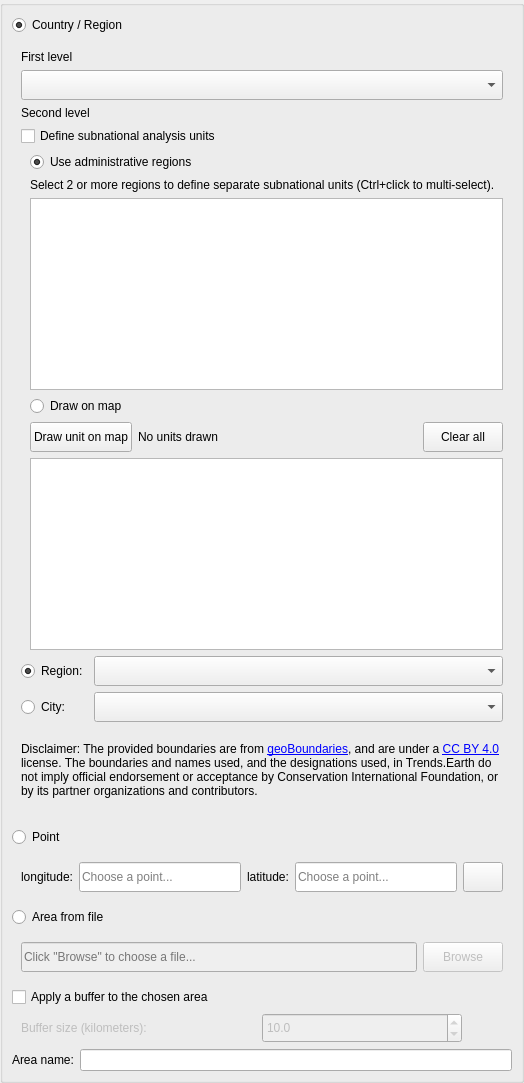
Before: the Qt Designer form LDMP/gui/WidgetSelectArea.ui in ConservationInternational/trends.earth, drawn with Qt 5.
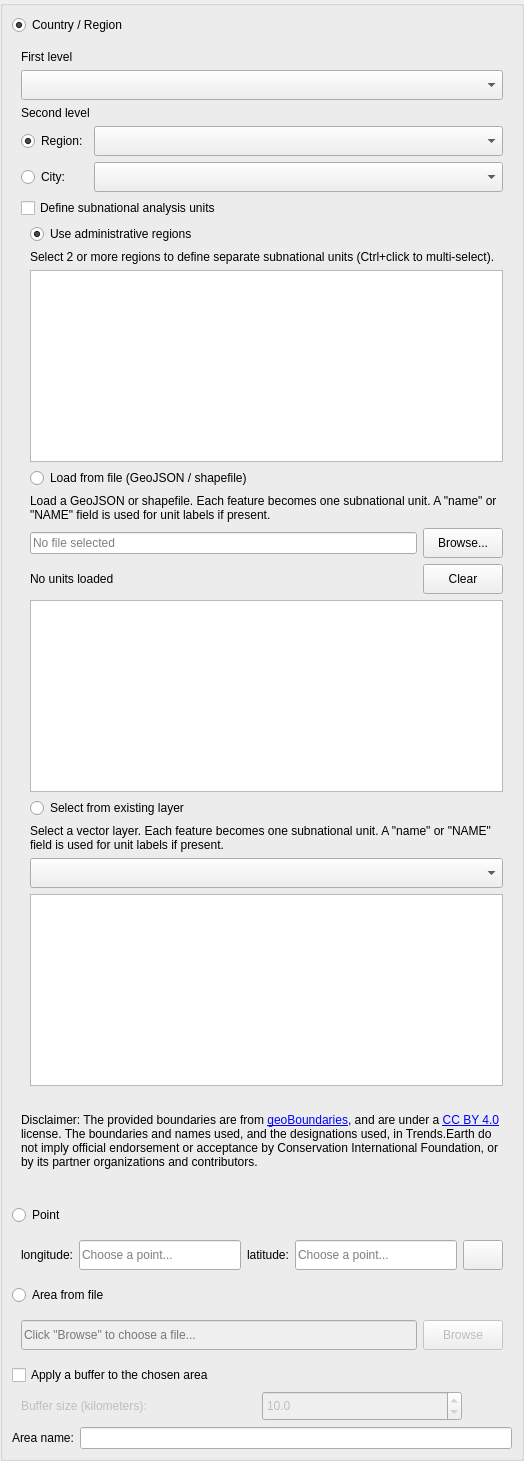
After: the same form once the commit is applied.

Commit message: Select subnational from existing layer

```diff
--- a/LDMP/gui/WidgetSelectArea.ui
+++ b/LDMP/gui/WidgetSelectArea.ui
@@ -117,6 +117,83 @@
               </property>
              </widget>
             </item>
+            <item>
+             <layout class="QGridLayout" name="gridLayout">
+              <item row="0" column="1">
+               <widget class="QComboBox" name="secondLevel_area_admin_1">
+                <property name="sizePolicy">
+                 <sizepolicy hsizetype="Expanding" vsizetype="Fixed">
+                  <horstretch>0</horstretch>
+                  <verstretch>0</verstretch>
+                 </sizepolicy>
+                </property>
+                <property name="minimumSize">
+                 <size>
+                  <width>0</width>
+                  <height>30</height>
+                 </size>
+                </property>
+               </widget>
+              </item>
+              <item row="1" column="0">
+               <widget class="QRadioButton" name="radioButton_secondLevel_city">
+                <property name="sizePolicy">
+                 <sizepolicy hsizetype="Minimum" vsizetype="Fixed">
+                  <horstretch>0</horstretch>
+                  <verstretch>0</verstretch>
+                 </sizepolicy>
+                </property>
+                <property name="minimumSize">
+                 <size>
+                  <width>0</width>
+                  <height>30</height>
+                 </size>
+                </property>
+                <property name="text">
+                 <string>City:</string>
+                </property>
+               </widget>
+              </item>
+              <item row="1" column="1">
+               <widget class="QComboBox" name="secondLevel_city">
+                <property name="sizePolicy">
+                 <sizepolicy hsizetype="Preferred" vsizetype="Minimum">
+                  <horstretch>0</horstretch>
+                  <verstretch>0</verstretch>
+                 </sizepolicy>
+                </property>
+                <property name="minimumSize">
+                 <size>
+                  <width>0</width>
+                  <height>30</height>
+                 </size>
+                </property>
+               </widget>
+              </item>
+              <item row="0" column="0">
+               <widget class="QRadioButton" name="radioButton_secondLevel_region">
+                <property name="sizePolicy">
+                 <sizepolicy hsizetype="Minimum" vsizetype="Fixed">
+                  <horstretch>0</horstretch>
+                  <verstretch>0</verstretch>
+                 </sizepolicy>
+                </property>
+                <property name="minimumSize">
+                 <size>
+                  <width>0</width>
+                  <height>30</height>
+                 </size>
+                </property>
+                <property name="text">
+                 <string>Region:</string>
+                </property>
+                <property name="checked">
+                 <bool>true</bool>
+                </property>
+               </widget>
+              </item>
+             </layout>
+            </item>
             <item>
              <widget class="QCheckBox" name="checkbox_subnational">
               <property name="text">
@@ -197,7 +274,7 @@
                <item>
                 <widget class="QRadioButton" name="radio_subnational_draw">
                  <property name="text">
-                  <string>Draw on map</string>
+                  <string>Load from file (GeoJSON / shapefile)</string>
                  </property>
                  <attribute name="buttonGroup">
                   <string notr="true">subnational_type_buttonGroup</string>
@@ -226,9 +303,29 @@
                    <number>0</number>
                   </property>
                   <item>
-                   <layout class="QHBoxLayout" name="horizontalLayout_draw_controls">
+                   <widget class="QLabel" name="lbl_subnational_file_hint">
+                    <property name="text">
+                     <string>Load a GeoJSON or shapefile. Each feature becomes one subnational unit. A &quot;name&quot; or &quot;NAME&quot; field is used for unit labels if present.</string>
+                    </property>
+                    <property name="wordWrap">
+                     <bool>true</bool>
+                    </property>
+                   </widget>
+                  </item>
+                  <item>
+                   <layout class="QHBoxLayout" name="horizontalLayout_file_browse">
                     <item>
-                     <widget class="QPushButton" name="btn_draw_unit">
+                     <widget class="QLineEdit" name="area_subnational_file">
+                      <property name="readOnly">
+                       <bool>true</bool>
+                      </property>
+                      <property name="placeholderText">
+                       <string>No file selected</string>
+                      </property>
+                     </widget>
+                    </item>
+                    <item>
+                     <widget class="QPushButton" name="btn_browse_subnational_file">
                       <property name="minimumSize">
                        <size>
                         <width>0</width>
@@ -236,10 +333,14 @@
                        </size>
                       </property>
                       <property name="text">
-                       <string>Draw unit on map</string>
+                       <string>Browse...</string>
                       </property>
                      </widget>
                     </item>
+                   </layout>
+                  </item>
+                  <item>
+                   <layout class="QHBoxLayout" name="horizontalLayout_file_controls">
                     <item>
                      <widget class="QLabel" name="lbl_drawn_count">
                       <property name="sizePolicy">
@@ -249,7 +350,7 @@
                        </sizepolicy>
                       </property>
                       <property name="text">
-                       <string>No units drawn</string>
+                       <string>No units loaded</string>
                       </property>
                      </widget>
                     </item>
@@ -262,7 +363,7 @@
                        </size>
                       </property>
                       <property name="text">
-                       <string>Clear all</string>
+                       <string>Clear</string>
                       </property>
                      </widget>
                     </item>
@@ -283,7 +384,92 @@
                      </size>
                     </property>
                     <property name="toolTip">
-                     <string>Double-click a unit name to rename it.</string>
+                     <string>Select 2 or more features to use as separate subnational units (Ctrl+click to multi-select).</string>
+                    </property>
+                    <property name="selectionMode">
+                     <enum>QAbstractItemView::ExtendedSelection</enum>
+                    </property>
+                   </widget>
+                  </item>
+                 </layout>
+                </widget>
+               </item>
+               <item>
+                <widget class="QRadioButton" name="radio_subnational_layer">
+                 <property name="text">
+                  <string>Select from existing layer</string>
+                 </property>
+                 <attribute name="buttonGroup">
+                  <string notr="true">subnational_type_buttonGroup</string>
+                 </attribute>
+                </widget>
+               </item>
+               <item>
+                <widget class="QFrame" name="frame_subnational_layer">
+                 <property name="frameShape">
+                  <enum>QFrame::NoFrame</enum>
+                 </property>
+                 <property name="frameShadow">
+                  <enum>QFrame::Plain</enum>
+                 </property>
+                 <layout class="QVBoxLayout" name="verticalLayout_layer">
+                  <property name="leftMargin">
+                   <number>0</number>
+                  </property>
+                  <property name="topMargin">
+                   <number>0</number>
+                  </property>
+                  <property name="rightMargin">
+                   <number>0</number>
+                  </property>
+                  <property name="bottomMargin">
+                   <number>0</number>
+                  </property>
+                  <item>
+                   <widget class="QLabel" name="lbl_subnational_layer_hint">
+                    <property name="text">
+                     <string>Select a vector layer. Each feature becomes one subnational unit. A &quot;name&quot; or &quot;NAME&quot; field is used for unit labels if present.</string>
+                    </property>
+                    <property name="wordWrap">
+                     <bool>true</bool>
+                    </property>
+                   </widget>
+                  </item>
+                  <item>
+                   <widget class="QComboBox" name="combo_subnational_layer">
+                    <property name="sizePolicy">
+                     <sizepolicy hsizetype="Expanding" vsizetype="Fixed">
+                      <horstretch>0</horstretch>
+                      <verstretch>0</verstretch>
+                     </sizepolicy>
+                    </property>
+                    <property name="minimumSize">
+                     <size>
+                      <width>0</width>
+                      <height>30</height>
+                     </size>
+                    </property>
+                   </widget>
+                  </item>
+                  <item>
+                   <widget class="QListWidget" name="list_subnational_layer_features">
+                    <property name="sizePolicy">
+                     <sizepolicy hsizetype="Expanding" vsizetype="Expanding">
+                      <horstretch>0</horstretch>
+                      <verstretch>0</verstretch>
+                     </sizepolicy>
+                    </property>
+                    <property name="minimumSize">
+                     <size>
+                      <width>0</width>
+                      <height>80</height>
+                     </size>
+                    </property>
+                    <property name="toolTip">
+                     <string>Features in the selected layer. Select 2 or more to use as separate subnational units (Ctrl+click to multi-select).</string>
+                    </property>
+                    <property name="selectionMode">
+                     <enum>QAbstractItemView::ExtendedSelection</enum>
                     </property>
                    </widget>
                   </item>
@@ -293,83 +479,6 @@
               </layout>
              </widget>
             </item>
-            <item>
-             <layout class="QGridLayout" name="gridLayout">
-              <item row="0" column="1">
-               <widget class="QComboBox" name="secondLevel_area_admin_1">
-                <property name="sizePolicy">
-                 <sizepolicy hsizetype="Expanding" vsizetype="Fixed">
-                  <horstretch>0</horstretch>
-                  <verstretch>0</verstretch>
-                 </sizepolicy>
-                </property>
-                <property name="minimumSize">
-                 <size>
-                  <width>0</width>
-                  <height>30</height>
-                 </size>
-                </property>
-               </widget>
-              </item>
-              <item row="1" column="0">
-               <widget class="QRadioButton" name="radioButton_secondLevel_city">
-                <property name="sizePolicy">
-                 <sizepolicy hsizetype="Minimum" vsizetype="Fixed">
-                  <horstretch>0</horstretch>
-                  <verstretch>0</verstretch>
-                 </sizepolicy>
-                </property>
-                <property name="minimumSize">
-                 <size>
-                  <width>0</width>
-                  <height>30</height>
-                 </size>
-                </property>
-                <property name="text">
-                 <string>City:</string>
-                </property>
-               </widget>
-              </item>
-              <item row="1" column="1">
-               <widget class="QComboBox" name="secondLevel_city">
-                <property name="sizePolicy">
-                 <sizepolicy hsizetype="Preferred" vsizetype="Minimum">
-                  <horstretch>0</horstretch>
-                  <verstretch>0</verstretch>
-                 </sizepolicy>
-                </property>
-                <property name="minimumSize">
-                 <size>
-                  <width>0</width>
-                  <height>30</height>
-                 </size>
-                </property>
-               </widget>
-              </item>
-              <item row="0" column="0">
-               <widget class="QRadioButton" name="radioButton_secondLevel_region">
-                <property name="sizePolicy">
-                 <sizepolicy hsizetype="Minimum" vsizetype="Fixed">
-                  <horstretch>0</horstretch>
-                  <verstretch>0</verstretch>
-                 </sizepolicy>
-                </property>
-                <property name="minimumSize">
-                 <size>
-                  <width>0</width>
-                  <height>30</height>
-                 </size>
-                </property>
-                <property name="text">
-                 <string>Region:</string>
-                </property>
-                <property name="checked">
-                 <bool>true</bool>
-                </property>
-               </widget>
-              </item>
-             </layout>
-            </item>
            </layout>
           </widget>
          </item>
```
The commit also changes 7 other files.
